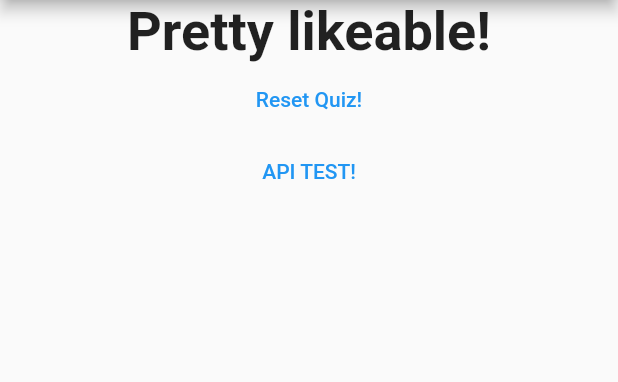
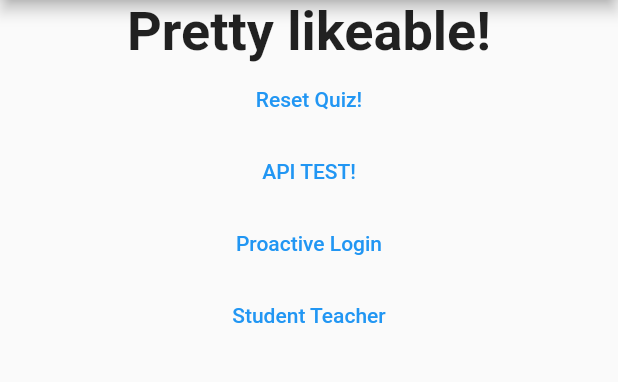
Before and after one commit to nabnitcjha/Flutter-Bloc-Sofos, a Flutter app: the screen it shows after launch, after a tap on "Suman", after a tap on "Balram Karkee", after a tap on "Bikas Rimal", on a phone screen of 412 x 824 dp, the part 84-466 px from its top. Run offline on Flutter 3.47's test engine with Material 2 defaults, Android fonts, the phone set to English and light mode, and no system bars.

Commit message:
improve code

```diff
--- /dev/null
+++ b/lib/model/login.dart
@@ -0,0 +1,15 @@
+import 'package:flutter/material.dart';
+
+class Login {
+  final String token;
+
+  const Login({
+    required this.token,
+  });
+
+  factory Login.fromJson(Map<String, dynamic> json) {
+    return Login(
+      token: json['token'],
+    );
+  }
+}
--- a/lib/result.dart
+++ b/lib/result.dart
@@ -2,12 +2,16 @@ import 'package:flutter/material.dart';
 
 class Result extends StatelessWidget {
   final int resultScore;
+  final String token;
+  final String teacherName;
   final VoidCallback resetQuiz;
 final VoidCallback testAPI;
+final VoidCallback login;
+final VoidCallback getStudentTeacher;
 
   var userName;
 
-  Result(this.resultScore, this.resetQuiz,this.testAPI,this.userName);
+  Result(this.resultScore, this.resetQuiz,this.testAPI,this.getStudentTeacher,this.login,this.userName,this.token,this.teacherName);
 
     String get resultPhrase {
     String resultText;
@@ -43,12 +47,29 @@ final VoidCallback testAPI;
             onPressed: testAPI,
             child: Text('API TEST!'),
           ),
+          TextButton(
+            onPressed: login,
+            child: Text('Proactive Login'),
+          ),
+          TextButton(
+            onPressed: getStudentTeacher,
+            child: Text('Student Teacher'),
+          ),
           Text(
             userName,
             style: TextStyle(fontSize: 36, fontWeight: FontWeight.bold),
             textAlign: TextAlign.center,
           ),
-
+          Text(
+            token,
+            style: TextStyle(fontSize: 36, fontWeight: FontWeight.bold),
+            textAlign: TextAlign.center,
+          ),
+          Text(
+            teacherName,
+            style: TextStyle(fontSize: 36, fontWeight: FontWeight.bold),
+            textAlign: TextAlign.center,
+          ),
         ],
       ),
     );
```
Also changed, not shown: lib/main.dart (+54 -1 lines), lib/model/studentTeacher.dart (added, +15 -0 lines).
